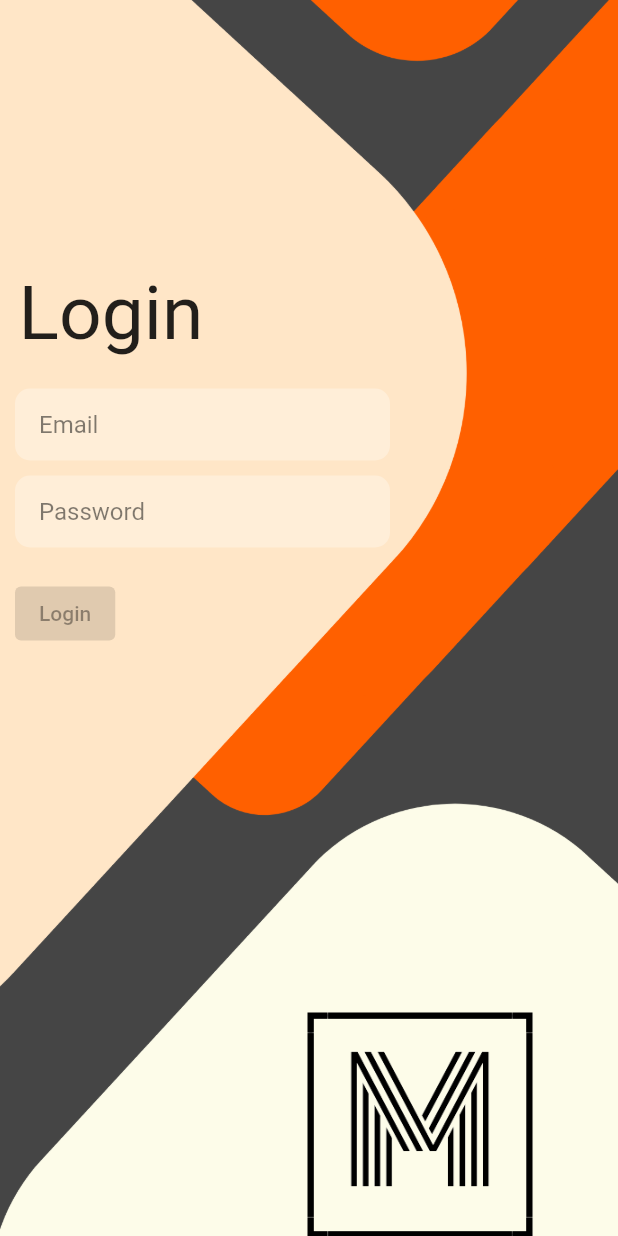
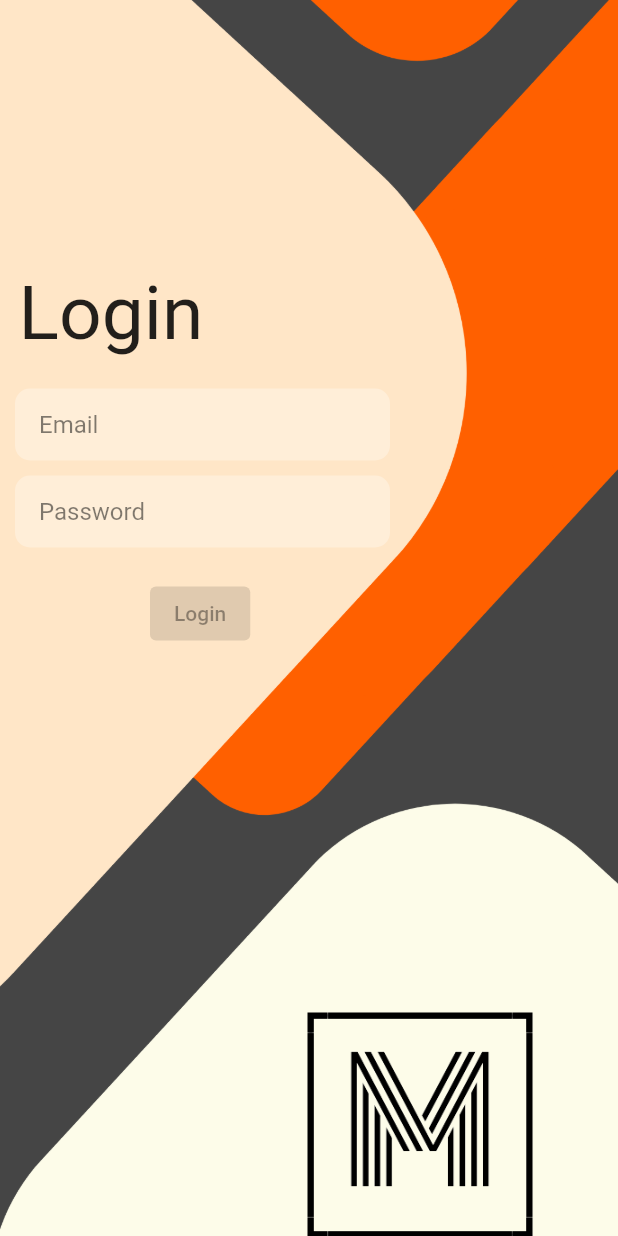
Before and after one commit to EnesYalcinkaya/MovieApp, a Flutter app: the screen it shows after launch, on a phone screen of 412 x 824 dp. Run offline on Flutter 3.47's test engine with Material 2 defaults, Android fonts, the phone set to English and light mode, and no system bars; our stand-ins replace animate_do, lottie.

Commit message:
Login screen updated

```diff
--- a/movie_app/lib/loginscreen.dart
+++ b/movie_app/lib/loginscreen.dart
@@ -94,8 +94,7 @@ class _LoginscreenState extends State<Loginscreen> {
                     borderRadius: BorderRadius.circular(10),
                   ),
                   child: FadeInLeft(
-                    duration:
-                        const Duration(milliseconds: 800),
+                    duration: const Duration(milliseconds: 800),
                     child: TextFormField(
                       controller: _passwordController,
                       obscureText: true,
@@ -115,8 +114,9 @@ class _LoginscreenState extends State<Loginscreen> {
                 Container(
                   margin: const EdgeInsets.symmetric(horizontal: 10),
                   child: FadeInLeft(
-                    duration:
-                        const Duration(milliseconds: 800),
+                    duration: const Duration(milliseconds: 800),
+                    child: Padding(
+                      padding: EdgeInsets.only(left: 90),
                       child: ElevatedButton(
                         onPressed: _isLoginButtonEnabled
                             ? () {
@@ -133,6 +133,7 @@ class _LoginscreenState extends State<Loginscreen> {
                       ),
                     ),
                   ),
+                ),
               ],
             ),
           ),
```
Lines whose indentation alone changed are shown as unchanged.
